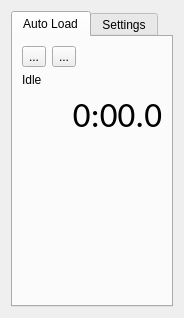
Qt form ui/AutoLoad.ui (MonroeQuantumNetworks/IonControl) before a commit.
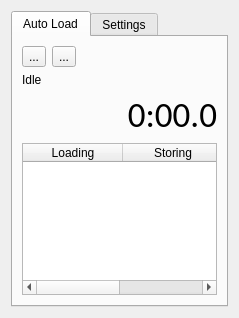
The same form after that commit. Icons and pictures are not drawn. Custom widgets are drawn as their Qt base class.

Patch:
```diff
--- a/ui/AutoLoad.ui
+++ b/ui/AutoLoad.ui
@@ -6,7 +6,7 @@
    <rect>
     <x>0</x>
     <y>0</y>
-    <width>184</width>
+    <width>239</width>
     <height>318</height>
    </rect>
   </property>
@@ -86,6 +86,20 @@
          </property>
         </widget>
        </item>
+       <item>
+        <widget class="QTableWidget" name="tableWidget">
+         <column>
+          <property name="text">
+           <string>Loading</string>
+          </property>
+         </column>
+         <column>
+          <property name="text">
+           <string>Storing</string>
+          </property>
+         </column>
+        </widget>
+       </item>
        <item>
         <spacer name="verticalSpacer_2">
          <property name="orientation">
```
Left out of the diff: 9 changed lines with no effect on the pictures.
